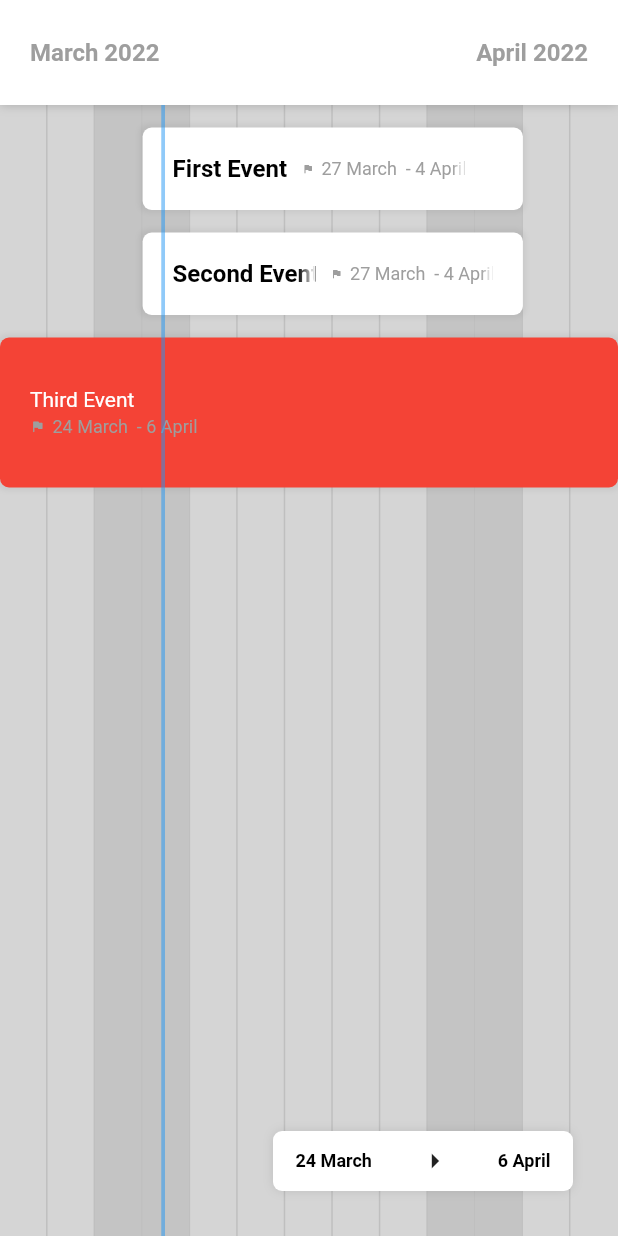
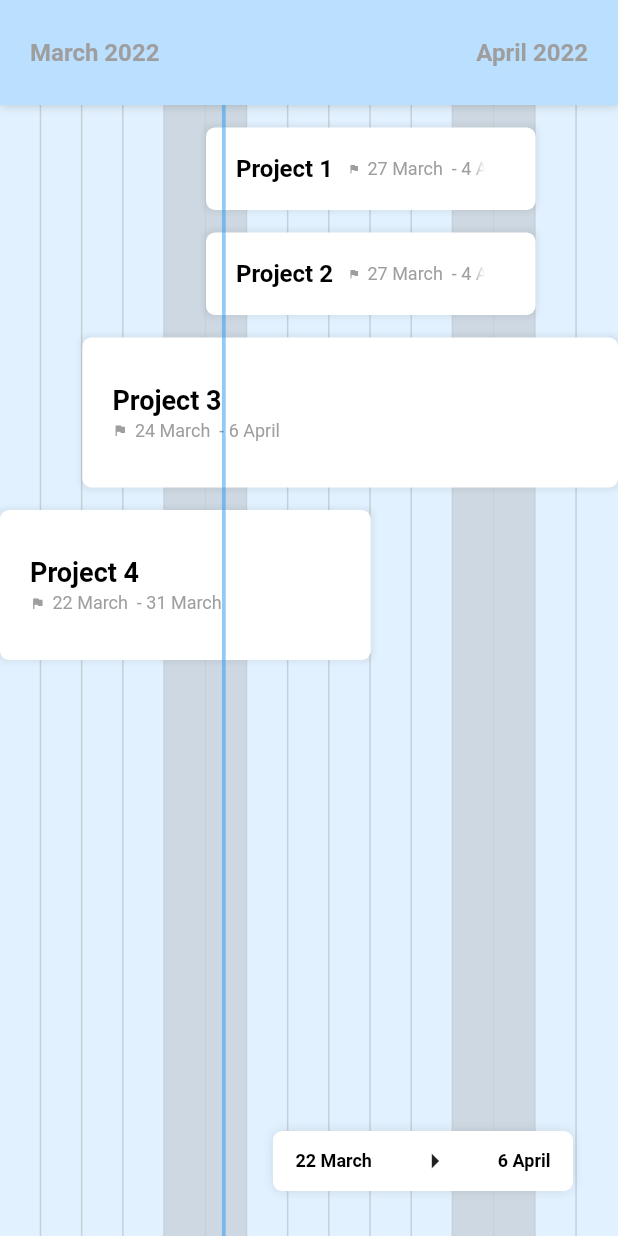
Before and after one commit to karimafas/bar-calendar, a Flutter app: the screen it shows after launch, on a phone screen of 412 x 824 dp. Run offline on Flutter 3.47's test engine with Material 2 defaults, Android fonts, the phone set to English and light mode, and no system bars.

Commit message:
Added new styles

```diff
--- a/example/lib/main.dart
+++ b/example/lib/main.dart
@@ -21,27 +21,28 @@ class HomePage extends StatelessWidget {
         child: SizedBox(
       width: MediaQuery.of(context).size.width,
       child: BarCalendar(
-        backgroundColor: Colors.grey.withOpacity(.4),
+        backgroundColor: Color(0xFFE2F1FF),
+        headerDecoration:
+            CalendarHeaderDecoration(backgroundColor: Color(0xFFBADFFF)),
         events: [
           CalendarEvent(
-              title: 'First Event',
-              color: Colors.white,
+              title: 'Project 1',
               start: DateTime.now(),
               end: DateTime.now().add(const Duration(days: 8))),
           CalendarEvent(
-              title: 'Second Event',
-              color: Colors.white,
+              title: 'Project 2',
               start: DateTime.now(),
               end: DateTime.now().add(const Duration(days: 8))),
           CalendarEvent(
-              title: 'Third Event',
+              title: 'Project 3',
               eventBarSize: EventBarSize.large,
-              color: Colors.red,
-              decoration: EventBarDecoration(
-                main: TextStyle(color: Colors.white)
-              ),
               start: DateTime.now().subtract(const Duration(days: 3)),
-              end: DateTime.now().add(const Duration(days: 10)))
+              end: DateTime.now().add(const Duration(days: 10))),
+          CalendarEvent(
+              title: 'Project 4',
+              eventBarSize: EventBarSize.large,
+              start: DateTime.now().subtract(const Duration(days: 5)),
+              end: DateTime.now().add(const Duration(days: 4)))
         ],
       ),
     ));
--- a/lib/bar_calendar.dart
+++ b/lib/bar_calendar.dart
@@ -159,12 +159,12 @@ class BarCalendar extends StatefulWidget {
   const BarCalendar(
       {Key? key,
       required this.events,
-      this.backgroundColor = Colors.white,
+      this.backgroundColor,
       this.headerDecoration})
       : super(key: key);
 
   final List<CalendarEvent> events;
-  final Color backgroundColor;
+  final Color? backgroundColor;
   final CalendarHeaderDecoration? headerDecoration;
 
   @override
@@ -234,7 +234,7 @@ class _BarCalendarState extends State<BarCalendar> {
     return LayoutBuilder(builder: (layoutContext, constraints) {
       final double headerWidth = constraints.maxWidth;
       return Container(
-        color: widget.backgroundColor,
+        color: widget.backgroundColor ?? Colors.grey.withOpacity(.4),
         child: Stack(
           children: [
             DaySeparators(
```
Also changed, not shown: bar-calendar-snap-blue.png (added), 2 other files.
